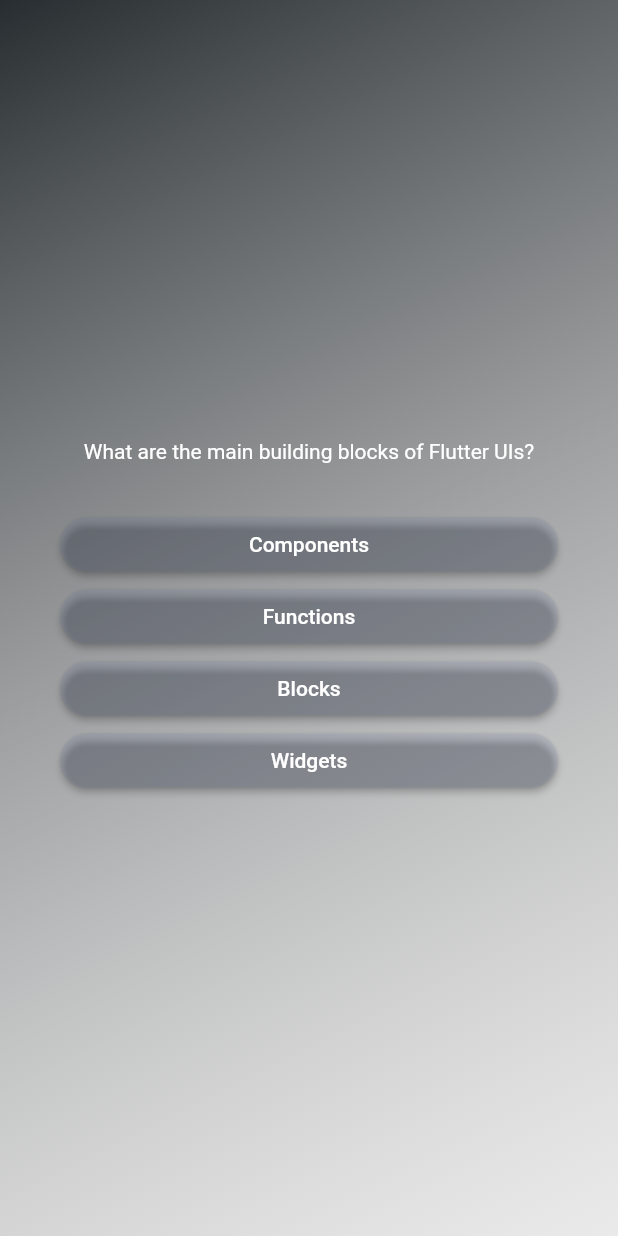
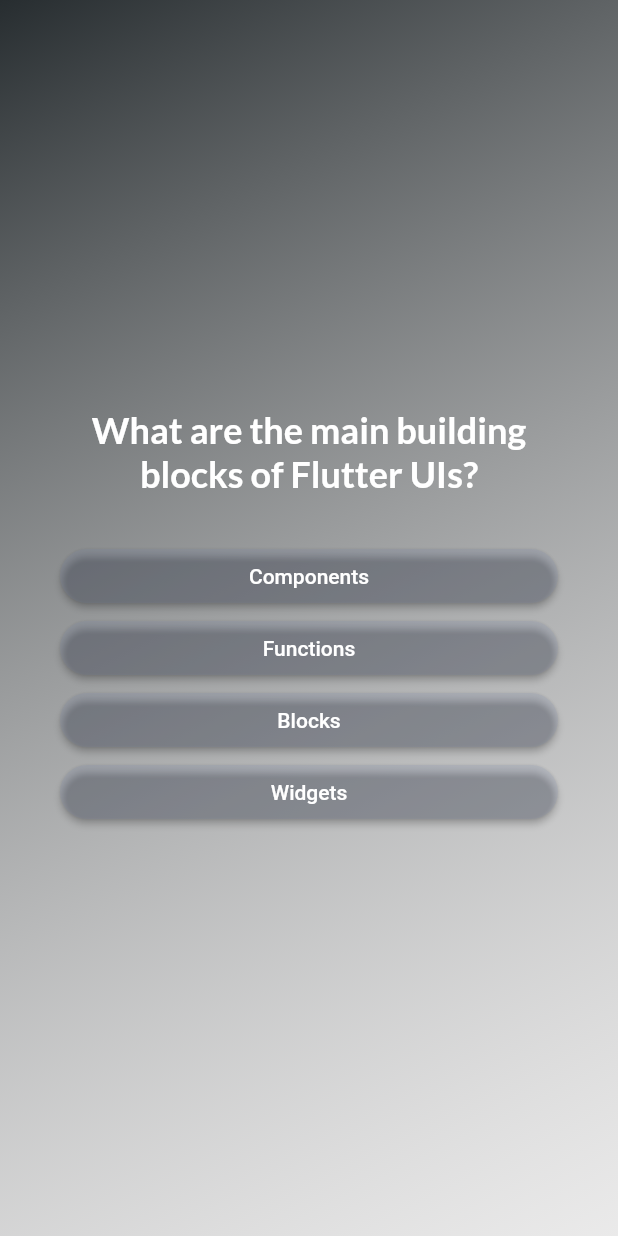
Before and after one commit to agnieszkastanczuk/quiz, a Flutter app: the screen it shows after launch, after a tap on "Start Quiz", on a phone screen of 412 x 824 dp. Run offline on Flutter 3.47's test engine with Material 2 defaults, Android fonts, the phone set to English and light mode, and no system bars; our stand-ins replace google_fonts.

Commit message:
feat: add google fonts

```diff
--- a/lib/questions_screens.dart
+++ b/lib/questions_screens.dart
@@ -1,6 +1,7 @@
 import 'package:flutter/material.dart';
 import 'package:quiz/answer_button.dart';
 import 'package:quiz/data/questions.dart';
+import 'package:google_fonts/google_fonts.dart';
 
 class QuestionsScreen extends StatefulWidget {
   const QuestionsScreen({super.key});
@@ -34,8 +35,10 @@ class _QuestionsScreenState extends State<QuestionsScreen> {
           children: [
             Text(
               currentQuestion.text,
-              style: const TextStyle(
+              style: GoogleFonts.lato(
                 color: Colors.white,
+                fontSize: 24,
+                fontWeight: FontWeight.bold,
               ),
               textAlign: TextAlign.center,
             ),
--- a/lib/start_screen.dart
+++ b/lib/start_screen.dart
@@ -1,4 +1,5 @@
 import 'package:flutter/material.dart';
+import 'package:google_fonts/google_fonts.dart';
 
 class StartScreen extends StatelessWidget {
   const StartScreen(this.startQuiz, {super.key});
@@ -14,9 +15,9 @@ class StartScreen extends StatelessWidget {
           Image.asset('assets/images/quiz-logo.png',
               width: 300, color: Color.fromARGB(41, 235, 221, 221)),
           const SizedBox(height: 80),
-          const Text(
+          Text(
             'Learn Flutter the fun way!',
-            style: TextStyle(
+            style: GoogleFonts.lato(
               color: Color.fromARGB(255, 237, 223, 252),
               fontSize: 24,
             ),
--- a/pubspec.yaml
+++ b/pubspec.yaml
@@ -35,6 +35,7 @@ dependencies:
   # The following adds the Cupertino Icons font to your application.
   # Use with the CupertinoIcons class for iOS style icons.
   cupertino_icons: ^1.0.2
+  google_fonts: ^6.1.0
 
 dev_dependencies:
   flutter_test:
```
Also changed, not shown: pubspec.lock, 1 other file.
